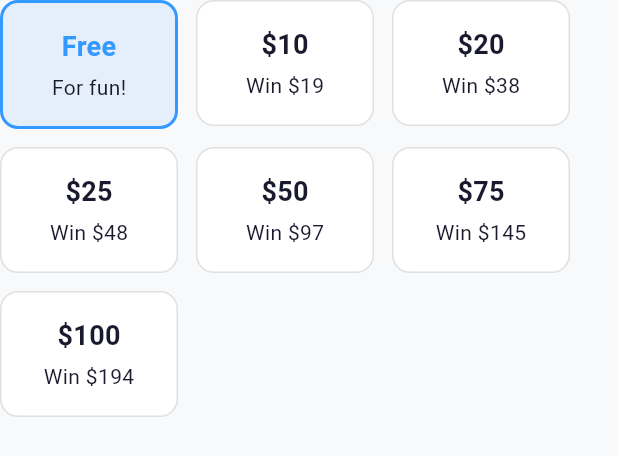
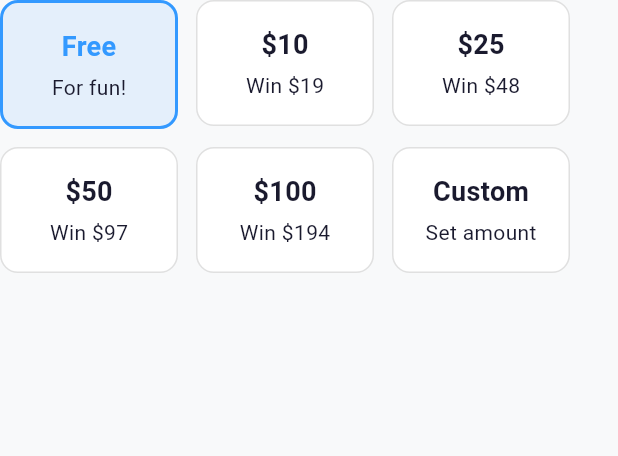
Before and after one commit to bbakenhus7/rivl, a Flutter app: the _StakeSelector widget shown alone on an empty page, opened directly with sample values from the repository, on a phone screen of 412 x 824 dp. Shown: the top 456 px of the screen. Run offline on Flutter 3.47's test engine with Material 3 defaults, Android fonts, the phone set to English and light mode, and no system bars; our stand-ins replace cloud_firestore, cloud_functions, firebase_auth, firebase_core, firebase_messaging; missing offline and left inert: flutter_stripe; accounts and stored records are empty.

Commit message:
Update stake options to Free, $10, $25, $50, $100, and Custom
Custom stakes open a dialog for any amount between $5-$500 with
fees auto-calculated. Removed $20 and $75 presets.

https://claude.ai/code/session_01LDtpU4w8xq6cZbZo2eLELE

```diff
--- a/lib/models/challenge_model.dart
+++ b/lib/models/challenge_model.dart
@@ -329,15 +329,30 @@ class StakeOption {
     return type == ChallengeType.headToHead ? fee : groupFee;
   }
 
-  // Updated stake options: $0-$100 range with 3% fee for 1v1, 5% for groups
+  bool get isCustom => amount == -1;
+
+  /// Create a custom stake option from user-entered amount
+  static StakeOption custom(double amount) {
+    final totalPot = amount * 2;
+    final h2hFee = totalPot * 0.03;
+    final groupFee = totalPot * 0.05;
+    return StakeOption(
+      amount: amount,
+      prize: totalPot - h2hFee,
+      groupPrize: totalPot - groupFee,
+      fee: h2hFee,
+      groupFee: groupFee,
+    );
+  }
+
   static const List<StakeOption> options = [
-    StakeOption(amount: 0, prize: 0, groupPrize: 0, fee: 0, groupFee: 0), // Free - just for fun!
+    StakeOption(amount: 0, prize: 0, groupPrize: 0, fee: 0, groupFee: 0),
     StakeOption(amount: 10, prize: 19.40, groupPrize: 19.00, fee: 0.60, groupFee: 1.00),
-    StakeOption(amount: 20, prize: 38.80, groupPrize: 38.00, fee: 1.20, groupFee: 2.00),
     StakeOption(amount: 25, prize: 48.50, groupPrize: 47.50, fee: 1.50, groupFee: 2.50),
     StakeOption(amount: 50, prize: 97.00, groupPrize: 95.00, fee: 3.00, groupFee: 5.00),
-    StakeOption(amount: 75, prize: 145.50, groupPrize: 142.50, fee: 4.50, groupFee: 7.50),
     StakeOption(amount: 100, prize: 194.00, groupPrize: 190.00, fee: 6.00, groupFee: 10.00),
+    // Custom placeholder — triggers input dialog
+    StakeOption(amount: -1, prize: 0, groupPrize: 0, fee: 0, groupFee: 0),
   ];
 }
 
--- a/lib/providers/challenge_provider.dart
+++ b/lib/providers/challenge_provider.dart
@@ -24,7 +24,7 @@ class ChallengeProvider extends ChangeNotifier {
 
   // Create challenge form state
   UserModel? _selectedOpponent;
-  StakeOption _selectedStake = StakeOption.options[3]; // $15 default
+  StakeOption _selectedStake = StakeOption.options[2]; // $25 default
   ChallengeDuration _selectedDuration = ChallengeDuration.oneWeek;
   GoalType _selectedGoalType = GoalType.steps;
 
@@ -159,7 +159,7 @@ class ChallengeProvider extends ChangeNotifier {
 
   void resetCreateForm() {
     _selectedOpponent = null;
-    _selectedStake = StakeOption.options[3];
+    _selectedStake = StakeOption.options[2];
     _selectedDuration = ChallengeDuration.oneWeek;
     _selectedGoalType = GoalType.steps;
     notifyListeners();
--- a/lib/screens/create/create_challenge_screen.dart
+++ b/lib/screens/create/create_challenge_screen.dart
@@ -206,13 +206,29 @@ class _StakeSelector extends StatelessWidget {
 
   @override
   Widget build(BuildContext context) {
+    // Check if selected stake is a custom value (not in preset list)
+    final isCustomSelected = !StakeOption.options
+        .any((o) => o.amount == selectedStake.amount);
+
     return Wrap(
       spacing: 12,
       runSpacing: 12,
       children: StakeOption.options.map((option) {
-        final isSelected = selectedStake.amount == option.amount;
+        final bool isSelected;
+        if (option.isCustom) {
+          isSelected = isCustomSelected;
+        } else {
+          isSelected = selectedStake.amount == option.amount;
+        }
+
         return GestureDetector(
-          onTap: () => onChanged(option),
+          onTap: () {
+            if (option.isCustom) {
+              _showCustomStakeDialog(context);
+            } else {
+              onChanged(option);
+            }
+          },
           child: Container(
             width: (MediaQuery.of(context).size.width - 56) / 3,
             padding: const EdgeInsets.all(16),
@@ -227,7 +243,9 @@ class _StakeSelector extends StatelessWidget {
             child: Column(
               children: [
                 Text(
-                  option.displayAmount,
+                  option.isCustom
+                      ? (isCustomSelected ? '\$${selectedStake.amount.toInt()}' : 'Custom')
+                      : option.displayAmount,
                   style: TextStyle(
                     fontWeight: FontWeight.bold,
                     fontSize: 18,
@@ -236,7 +254,9 @@ class _StakeSelector extends StatelessWidget {
                 ),
                 const SizedBox(height: 4),
                 Text(
-                  option.amount == 0 ? 'For fun!' : 'Win ${option.displayPrize}',
+                  option.isCustom
+                      ? (isCustomSelected ? 'Win ${selectedStake.displayPrize}' : 'Set amount')
+                      : (option.amount == 0 ? 'For fun!' : 'Win ${option.displayPrize}'),
                   style: RivlTextStyles.caption,
                 ),
               ],
@@ -244,6 +264,41 @@ class _StakeSelector extends StatelessWidget {
           ),
         );
       }).toList(),
+    );
+  }
+
+  void _showCustomStakeDialog(BuildContext context) {
+    final controller = TextEditingController();
+    showDialog(
+      context: context,
+      builder: (ctx) => AlertDialog(
+        title: const Text('Custom Stake'),
+        content: TextField(
+          controller: controller,
+          keyboardType: TextInputType.number,
+          autofocus: true,
+          decoration: const InputDecoration(
+            prefixText: '\$ ',
+            hintText: 'Enter amount (5-500)',
+          ),
+        ),
+        actions: [
+          TextButton(
+            onPressed: () => Navigator.pop(ctx),
+            child: const Text('Cancel'),
+          ),
+          ElevatedButton(
+            onPressed: () {
+              final value = double.tryParse(controller.text);
+              if (value != null && value >= 5 && value <= 500) {
+                onChanged(StakeOption.custom(value));
+                Navigator.pop(ctx);
+              }
+            },
+            child: const Text('Set'),
+          ),
+        ],
+      ),
     );
   }
 }
```
